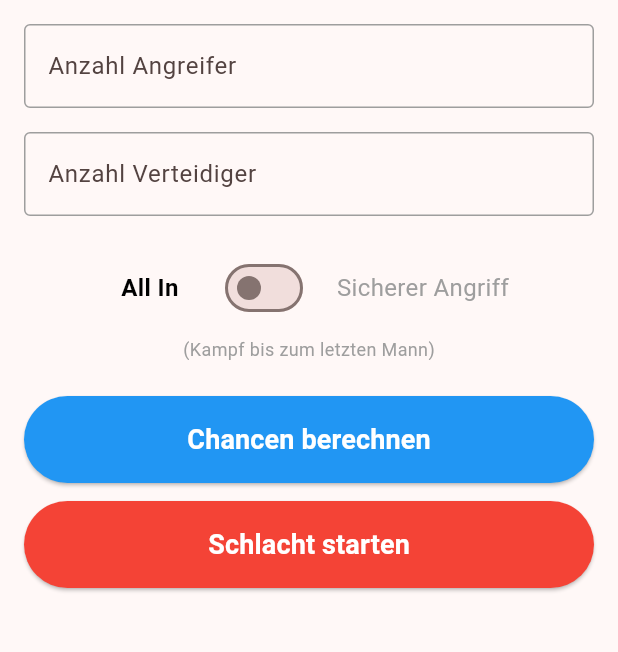
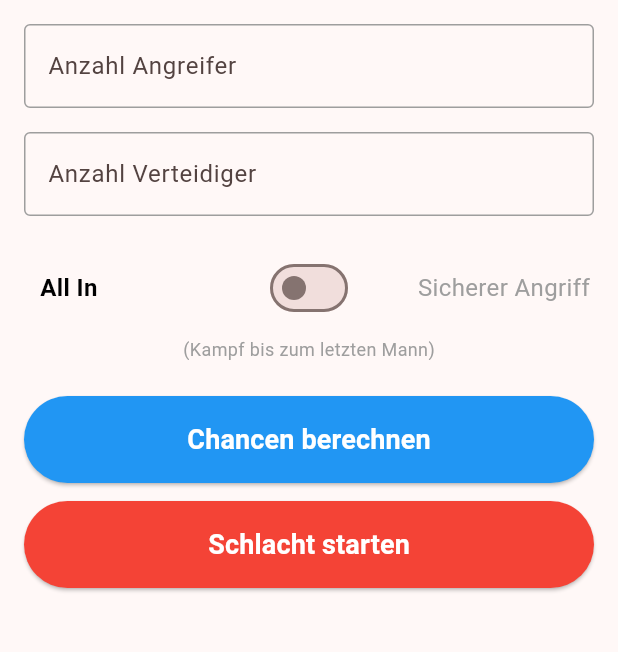
Before and after one commit to Peruno/Risiko, a Flutter app: the screen it shows after launch, on a phone screen of 412 x 824 dp, the part 84-736 px from its top. Run offline on Flutter 3.47's test engine with Material 3 defaults, Android fonts, the phone set to English and light mode, and no system bars.

Commit message:
position the switch at the center

```diff
--- a/lib/main.dart
+++ b/lib/main.dart
@@ -202,7 +202,6 @@ class _BattleSimulatorPageState extends State<BattleSimulatorPage> {
       case BattleOutcome.defeat:
         buffer.writeln('🔴 SIEG DES VERTEIDIGERS!');
         buffer.writeln('Verluste des Verteidigers: ${result.losses}');
-        buffer.writeln('Verbleibende Verteidiger: ${defenders - result.losses}');
         break;
       case BattleOutcome.retreat:
         buffer.writeln('🟡 RÜCKZUG DES ANGREIFERS!');
@@ -246,7 +245,6 @@ class _BattleSimulatorPageState extends State<BattleSimulatorPage> {
                     color: _attackersExceedsMax ? Colors.red : Colors.blue,
                   ),
                 ),
-                hintText: 'Anzahl der angreifenden Truppen',
                 counterText: '',
                 labelStyle: TextStyle(
                   color: _attackersExceedsMax ? Colors.red : null,
@@ -279,7 +277,6 @@ class _BattleSimulatorPageState extends State<BattleSimulatorPage> {
                     color: _defendersExceedsMax ? Colors.red : Colors.blue,
                   ),
                 ),
-                hintText: 'Anzahl der verteidigenden Truppen',
                 counterText: '',
                 labelStyle: TextStyle(
                   color: _defendersExceedsMax ? Colors.red : null,
@@ -295,8 +292,11 @@ class _BattleSimulatorPageState extends State<BattleSimulatorPage> {
             Center(
               child: Column(
                 children: [
+                  Stack(
+                    alignment: Alignment.center,
+                    children: [
                       Row(
-                    mainAxisAlignment: MainAxisAlignment.center,
+                        mainAxisAlignment: MainAxisAlignment.spaceBetween,
                         children: [
                           SizedBox(
                             width: 60,
@@ -310,16 +310,6 @@ class _BattleSimulatorPageState extends State<BattleSimulatorPage> {
                               ),
                             ),
                           ),
-                      const SizedBox(width: 16),
-                      Switch(
-                        value: _safeAttackMode,
-                        onChanged: (bool value) {
-                          setState(() {
-                            _safeAttackMode = value;
-                          });
-                        },
-                      ),
-                      const SizedBox(width: 16),
                           SizedBox(
                             width: 120,
                             child: Text(
@@ -331,6 +321,16 @@ class _BattleSimulatorPageState extends State<BattleSimulatorPage> {
                                 color: _safeAttackMode ? Colors.black : Colors.grey,
                               ),
                             ),
+                          ),
+                        ],
+                      ),
+                      Switch(
+                        value: _safeAttackMode,
+                        onChanged: (bool value) {
+                          setState(() {
+                            _safeAttackMode = value;
+                          });
+                        },
                       ),
                     ],
                   ),
```
Lines whose indentation alone changed are shown as unchanged.
